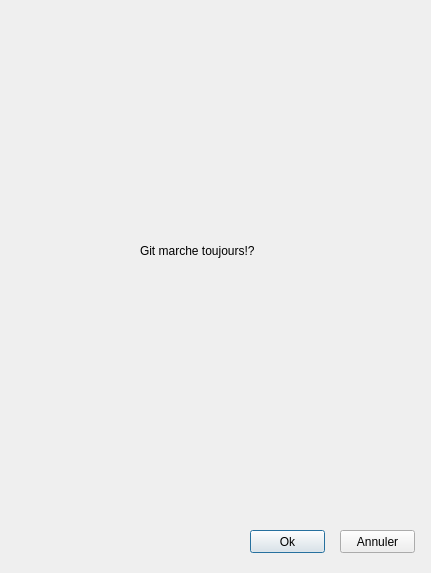
brioche1703/castelPlanning, file planningCastel/ajouteraffairewindow.ui: the form before one commit.
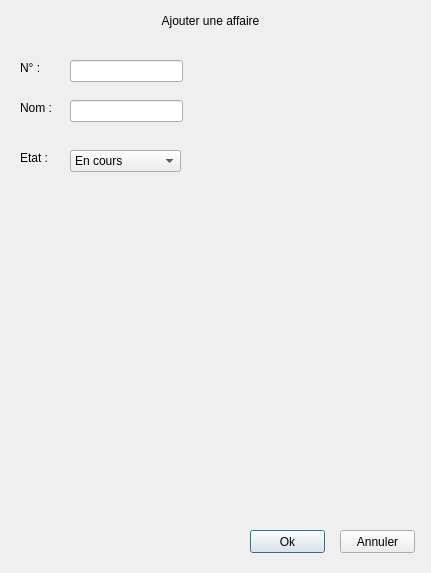
The form after the commit.

Commit message:
Ajout de la classe Affaire et saisie simple d
'une affaire.

The edit to the form file:
```diff
--- a/planningCastel/ajouteraffairewindow.ui
+++ b/planningCastel/ajouteraffairewindow.ui
@@ -42,15 +42,97 @@
   <widget class="QLabel" name="label">
    <property name="geometry">
     <rect>
-     <x>140</x>
-     <y>190</y>
-     <width>181</width>
-     <height>121</height>
+     <x>50</x>
+     <y>10</y>
+     <width>321</width>
+     <height>21</height>
     </rect>
    </property>
    <property name="text">
-    <string>Git marche toujours!?</string>
+    <string>Ajouter une affaire</string>
    </property>
+   <property name="alignment">
+    <set>Qt::AlignCenter</set>
+   </property>
+  </widget>
+  <widget class="QLabel" name="label_2">
+   <property name="geometry">
+    <rect>
+     <x>20</x>
+     <y>60</y>
+     <width>55</width>
+     <height>16</height>
+    </rect>
+   </property>
+   <property name="text">
+    <string>N° :</string>
+   </property>
+  </widget>
+  <widget class="QLabel" name="label_3">
+   <property name="geometry">
+    <rect>
+     <x>20</x>
+     <y>100</y>
+     <width>55</width>
+     <height>16</height>
+    </rect>
+   </property>
+   <property name="text">
+    <string>Nom :</string>
+   </property>
+  </widget>
+  <widget class="QLabel" name="label_4">
+   <property name="geometry">
+    <rect>
+     <x>20</x>
+     <y>150</y>
+     <width>55</width>
+     <height>16</height>
+    </rect>
+   </property>
+   <property name="text">
+    <string>Etat :</string>
+   </property>
+  </widget>
+  <widget class="QLineEdit" name="lineEdit_id">
+   <property name="geometry">
+    <rect>
+     <x>70</x>
+     <y>60</y>
+     <width>113</width>
+     <height>22</height>
+    </rect>
+   </property>
+  </widget>
+  <widget class="QLineEdit" name="lineEdit_nom">
+   <property name="geometry">
+    <rect>
+     <x>70</x>
+     <y>100</y>
+     <width>113</width>
+     <height>22</height>
+    </rect>
+   </property>
+  </widget>
+  <widget class="QComboBox" name="comboBox_etat">
+   <property name="geometry">
+    <rect>
+     <x>70</x>
+     <y>150</y>
+     <width>111</width>
+     <height>22</height>
+    </rect>
+   </property>
+   <item>
+    <property name="text">
+     <string>En cours</string>
+    </property>
+   </item>
+   <item>
+    <property name="text">
+     <string>Terminé</string>
+    </property>
+   </item>
   </widget>
  </widget>
  <resources/>
```
Left out of the diff: 4 changed lines with no effect on the pictures. The commit also changes 24 other files.
